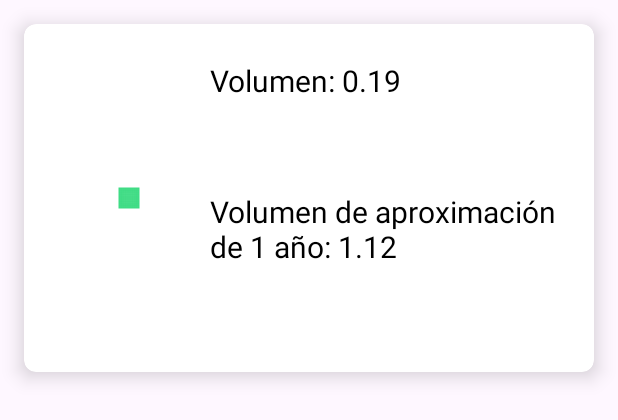
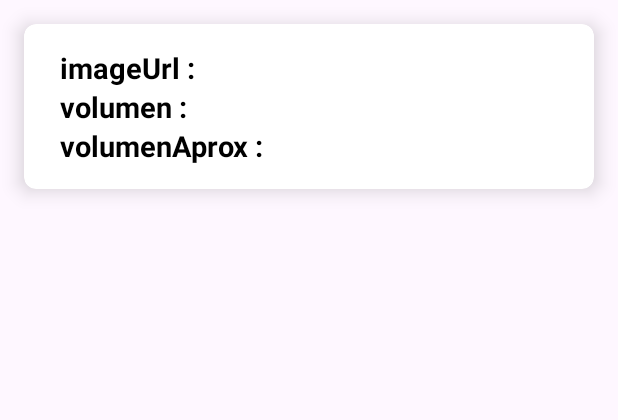
Before and after one commit to DeiverGamboa04/Teak_Volumetric_Calculation, an Android app: the layout item.xml on its own in the app's theme, with its tools: preview values and no code run, on a phone screen of 412 x 824 dp. Shown: the top 420 px of the screen. Run offline under Robolectric (Android 15) with nearby library versions, the phone set to English and light mode, and no system bars.

Commit message:
Quinta parte del repositorio

```diff
--- a/app/src/main/res/layout/activity_repositorio3.xml
+++ b/app/src/main/res/layout/activity_repositorio3.xml
@@ -19,10 +19,9 @@
             layout="@layout/toolbar"/>
 
         <androidx.recyclerview.widget.RecyclerView
-            android:id="@+id/Recycler"
+            android:id="@+id/RecyclerInicio"
             android:layout_width="match_parent"
-            android:layout_height="match_parent"
-            app:layout_constraintTop_toTopOf="@+id/include" />
+            android:layout_height="match_parent" />
 
 
 
--- a/app/src/main/res/layout/item.xml
+++ b/app/src/main/res/layout/item.xml
@@ -17,42 +17,57 @@
     <LinearLayout
         android:layout_width="wrap_content"
         android:layout_height="wrap_content"
-            android:layout_gravity="center_vertical"
-            android:orientation="horizontal">
+        android:orientation="horizontal"
+        android:gravity="center_vertical">
 
-            <ImageView
-                android:id="@+id/imageView"
-                android:layout_width="match_parent"
-                android:layout_height="200dp"
-                android:scaleType="centerCrop"
-                android:src="@drawable/ic_launcher_background" /> <!-- Placeholder image -->
+
+        <TextView
+            android:id="@+id/textViewImaUrl"
+            android:layout_width="wrap_content"
+            android:layout_height="wrap_content"
+            android:text="imageUrl :"
+            android:textSize="19sp"
+            android:textColor="@color/black"
+            android:layout_marginStart="8dp"
+            android:textStyle="bold"/>
+
+    </LinearLayout>
 
     <LinearLayout
-                android:layout_width="0dp"
-                android:layout_height="match_parent"
-                android:orientation="vertical"
-                android:layout_weight="3">
+        android:layout_width="wrap_content"
+        android:layout_height="wrap_content"
+        android:orientation="horizontal"
+        android:gravity="center_vertical">
+
 
         <TextView
-                    android:id="@+id/tvvolumen"
-                    android:layout_width="match_parent"
+            android:id="@+id/textViewVolum"
+            android:layout_width="wrap_content"
             android:layout_height="wrap_content"
-                    android:text="Volumen: 0.19"
-                    android:textSize="20sp"
-                    android:layout_marginTop="8dp"
-                    android:textColor="@color/black" />
+            android:text="volumen :"
+            android:textSize="19sp"
+            android:textColor="@color/black"
+            android:layout_marginStart="8dp"
+            android:textStyle="bold"/>
+
+    </LinearLayout>
+
+        <LinearLayout
+            android:layout_width="wrap_content"
+            android:layout_height="wrap_content"
+            android:orientation="horizontal"
+            android:gravity="center_vertical">
+
 
             <TextView
-                    android:id="@+id/tvvolumenapro"
-                    android:layout_width="match_parent"
+                android:id="@+id/textViewVolumAprox"
+                android:layout_width="wrap_content"
                 android:layout_height="wrap_content"
-                    android:layout_marginTop="60dp"
-                    android:text="Volumen de aproximación de 1 año: 1.12"
+                android:text="volumenAprox :"
+                android:textSize="19sp"
                 android:textColor="@color/black"
-                    android:textSize="20sp" />
-
-
-            </LinearLayout>
+                android:layout_marginStart="8dp"
+                android:textStyle="bold"/>
 
         </LinearLayout>
 
```
Also changed, not shown: app/src/main/java/com/example/teakvolumetriccalculation/RepositorioActivity3.java (+41 -1 lines), app/src/main/java/com/example/teakvolumetriccalculation/adapter/MyAdapter.java (+16 -13 lines), app/src/main/java/com/example/teakvolumetriccalculation/adapter/VolumMAdapter.java (+0 -18 lines), app/src/main/java/com/example/teakvolumetriccalculation/modelo/User.java (+13 -13 lines). Lines whose indentation alone changed are shown as unchanged.
